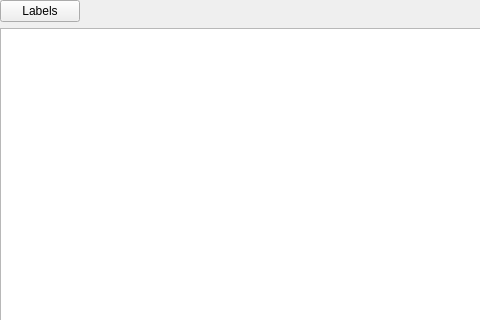
Above: xdisasmwidget.ui from horsicq/XDisasm before the change; both pictures show x 0 to 480 and y 0 to 320 of the 833 by 639 pixel window. Below: the same form after it.
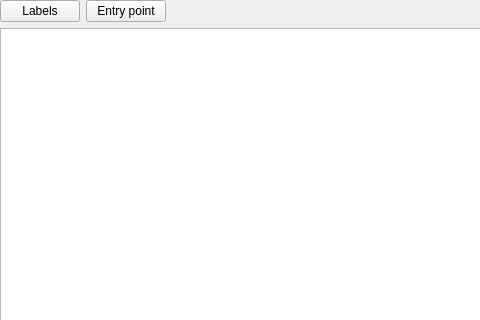
That is the form after the change.

```diff
--- a/xdisasmwidget.ui
+++ b/xdisasmwidget.ui
@@ -35,6 +35,13 @@
        </property>
       </widget>
      </item>
+     <item>
+      <widget class="QPushButton" name="pushButtonEntryPoint">
+       <property name="text">
+        <string>Entry point</string>
+       </property>
+      </widget>
+     </item>
      <item>
       <spacer name="horizontalSpacer">
        <property name="orientation">
```
